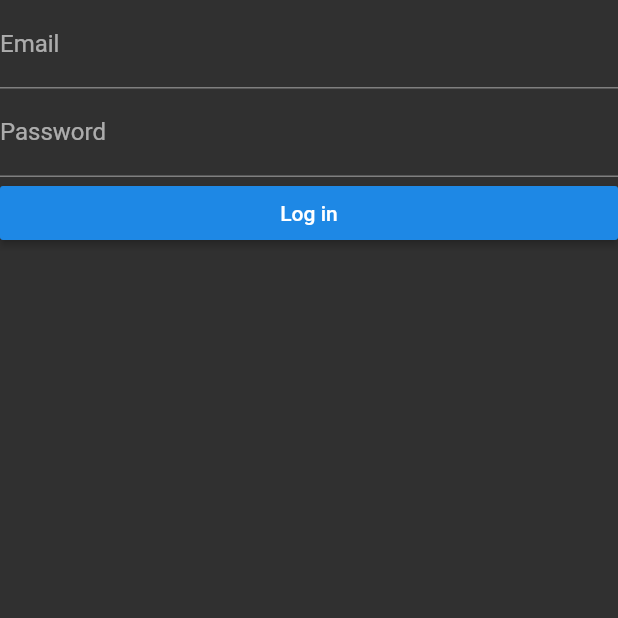
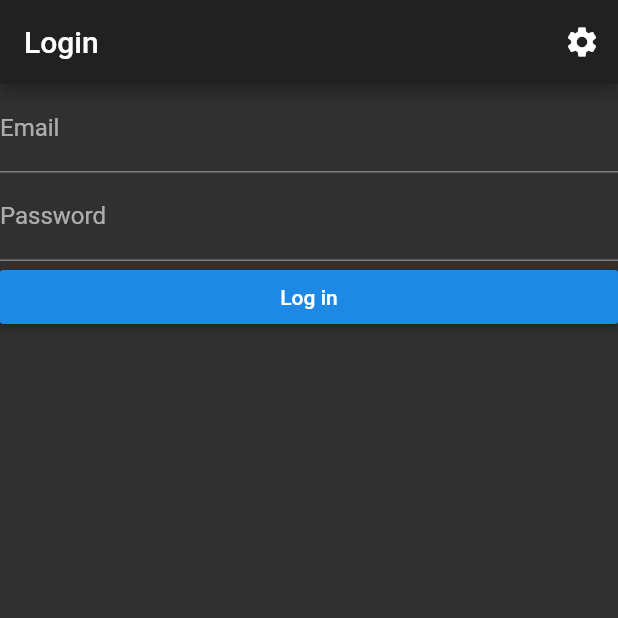
Before and after one commit to andrius-sil/climbicus, a Flutter app: the screen it shows after launch, on a phone screen of 412 x 824 dp, the top half of it. Run offline on Flutter 3.47's test engine with Material 2 defaults, Android fonts, the phone set to English and light mode, and no system bars; our stand-ins replace image_picker, shared_preferences.

Commit message:
App bar in /login

```diff
--- a/app/climbicus/lib/main.dart
+++ b/app/climbicus/lib/main.dart
@@ -58,7 +58,7 @@ class _HomePageState extends State<HomePage> {
       case AuthStatus.notDetermined:
         return _buildWaitingPage();
       case AuthStatus.notLoggedIn:
-        return LoginPage(loginCallback: _loggedIn);
+        return LoginPage(appBar: appBar("Login"), loginCallback: _loggedIn);
       case AuthStatus.loggedIn:
         return LogbookPage(appBar: appBar("Logbook"));
     }
--- a/app/climbicus/lib/ui/login.dart
+++ b/app/climbicus/lib/ui/login.dart
@@ -5,8 +5,9 @@ import 'package:flutter/material.dart';
 class LoginPage extends StatefulWidget {
   final Auth auth = Auth();
   final VoidCallback loginCallback;
+  final AppBar appBar;
 
-  LoginPage({this.loginCallback});
+  LoginPage({this.appBar, this.loginCallback});
 
   @override
   State<StatefulWidget> createState() => _LoginPageState();
@@ -21,6 +22,7 @@ class _LoginPageState extends State<LoginPage> {
   @override
   Widget build(BuildContext context) {
     return Scaffold(
+      appBar: widget.appBar,
       body: Container(
         child: Form(
           key: formKey,
--- a/app/climbicus/lib/ui/settings.dart
+++ b/app/climbicus/lib/ui/settings.dart
@@ -35,7 +35,7 @@ class _SettingsPageState extends State<SettingsPage> {
       body: Container(
         child: ListView(
           children: <Widget>[
-            Text(widget.auth.email),
+            Text("${widget.auth.email}"),
             RaisedButton(
               child: Text('Log Out'),
               onPressed: logout,
```
